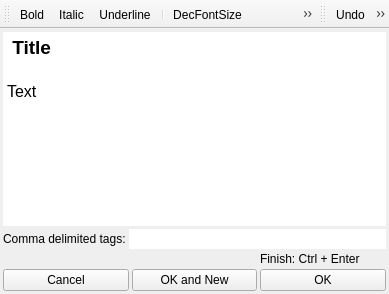
Old version of the form src/createnoteform.ui in the repository graninas/WhiteLightNotes.
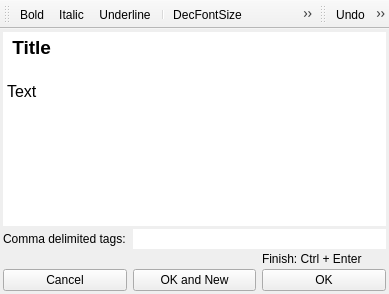
New version of the form. Icons and pictures are not drawn.

Patch:
```diff
--- a/src/createnoteform.ui
+++ b/src/createnoteform.ui
@@ -65,26 +65,14 @@
       </property>
      </widget>
     </item>
-    <item>
-     <layout class="QHBoxLayout" name="horizontalLayout">
-      <item>
-       <widget class="QLabel" name="label">
-        <property name="text">
-         <string>Comma delimited tags:</string>
-        </property>
-       </widget>
-      </item>
-      <item>
-       <widget class="QLineEdit" name="le_Tags">
-        <property name="frame">
-         <bool>false</bool>
-        </property>
-       </widget>
-      </item>
-     </layout>
-    </item>
     <item>
      <layout class="QGridLayout" name="gridLayout">
+      <property name="horizontalSpacing">
+       <number>6</number>
+      </property>
+      <property name="verticalSpacing">
+       <number>3</number>
+      </property>
       <item row="2" column="2">
        <widget class="QPushButton" name="pb_Ok">
         <property name="text">
@@ -106,13 +94,27 @@
         </property>
        </widget>
       </item>
-      <item row="0" column="2">
+      <item row="0" column="1" colspan="2">
+       <widget class="QLineEdit" name="le_Tags">
+        <property name="frame">
+         <bool>false</bool>
+        </property>
+       </widget>
+      </item>
+      <item row="1" column="2">
        <widget class="QLabel" name="label_2">
         <property name="text">
          <string>Finish: Ctrl + Enter</string>
         </property>
        </widget>
       </item>
+      <item row="0" column="0">
+       <widget class="QLabel" name="label">
+        <property name="text">
+         <string>Comma delimited tags:</string>
+        </property>
+       </widget>
+      </item>
      </layout>
     </item>
    </layout>
```
Left out of the diff: 138 changed lines with no effect on the pictures.
